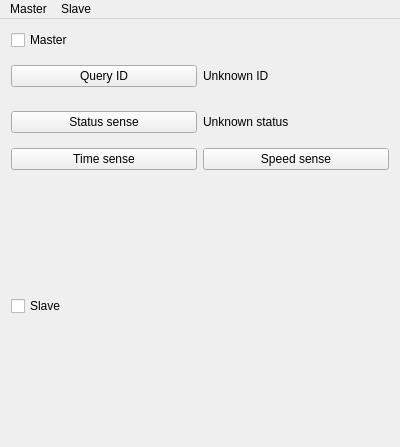
This is app/SonyTool/SonyToolWindow.ui in JokerSync/Joker as Qt 5 draws it before an edit. The edited form follows.
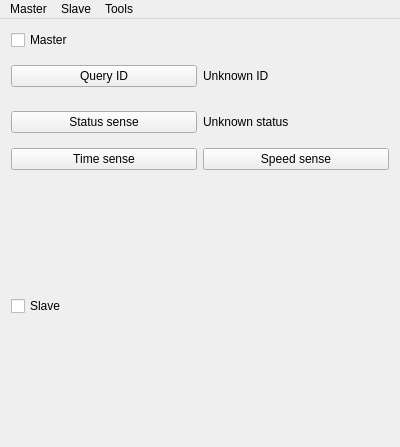
This is the edited form. Custom widgets are drawn as their Qt base class.

Commit message: SonyTool has independant tctype for com and sync

Patch:
```diff
--- a/app/SonyTool/SonyToolWindow.ui
+++ b/app/SonyTool/SonyToolWindow.ui
@@ -120,8 +120,15 @@
     <addaction name="separator"/>
     <addaction name="actionSlave_Use_video_sync"/>
    </widget>
+   <widget class="QMenu" name="menuTools">
+    <property name="title">
+     <string>Tools</string>
+    </property>
+    <addaction name="actionPreferences"/>
+   </widget>
    <addaction name="menuMaster"/>
    <addaction name="menuSlave"/>
+   <addaction name="menuTools"/>
   </widget>
   <action name="actionMaster_GoTo">
    <property name="text">
```
Left out of the diff: 5 changed lines with no effect on the pictures. The commit also changes 17 other files.
